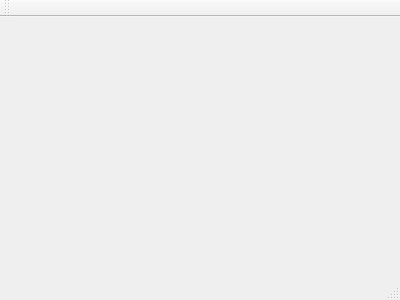
Old version of the form mainwindow.ui in the repository krasux/EBC.
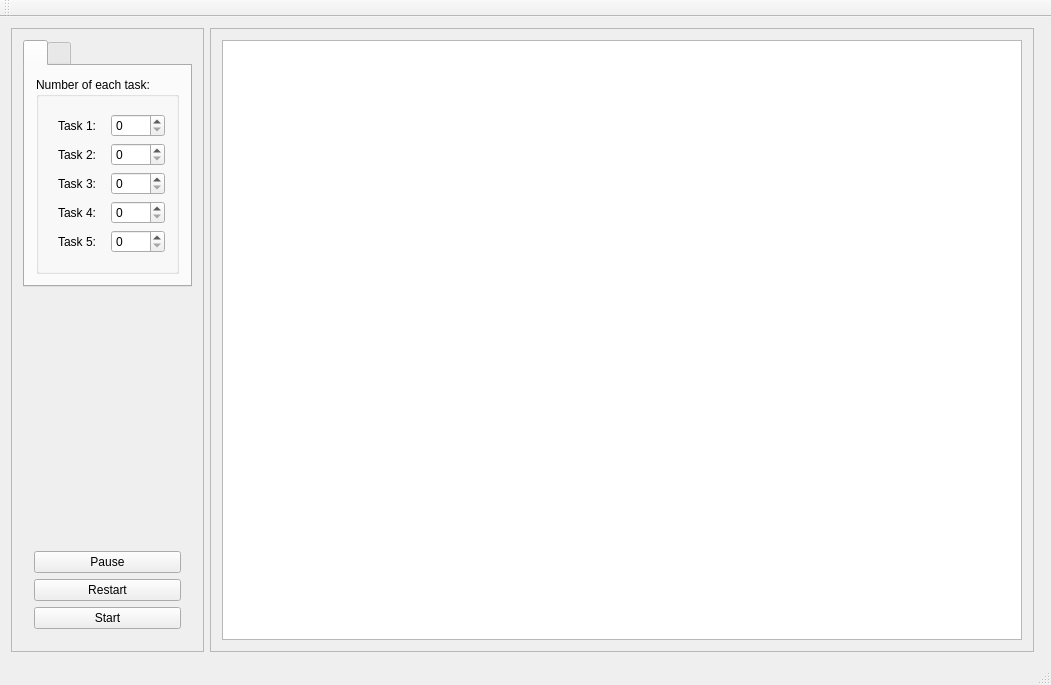
New version of the form.

Diff of the .ui file:
```diff
--- a/mainwindow.ui
+++ b/mainwindow.ui
@@ -1,24 +1,247 @@
 <ui version="4.0">
  <class>MainWindow</class>
- <widget class="QMainWindow" name="MainWindow" >
-  <property name="geometry" >
+ <widget class="QMainWindow" name="MainWindow">
+  <property name="geometry">
    <rect>
     <x>0</x>
     <y>0</y>
-    <width>400</width>
-    <height>300</height>
+    <width>952</width>
+    <height>515</height>
    </rect>
   </property>
   <property name="windowTitle" >
    <string>MainWindow</string>
   </property>
-  <widget class="QMenuBar" name="menuBar" />
-  <widget class="QToolBar" name="mainToolBar" />
-  <widget class="QWidget" name="centralWidget" />
-  <widget class="QStatusBar" name="statusBar" />
+  <widget class="QWidget" name="centralWidget">
+   <layout class="QGridLayout" name="gridLayout_2">
+    <item row="0" column="0">
+     <widget class="QFrame" name="frame">
+      <property name="maximumSize">
+       <size>
+        <width>300</width>
+        <height>16777215</height>
+       </size>
+      </property>
+      <property name="frameShape">
+       <enum>QFrame::StyledPanel</enum>
+      </property>
+      <property name="frameShadow">
+       <enum>QFrame::Raised</enum>
+      </property>
+      <layout class="QVBoxLayout" name="verticalLayout_3">
+       <item>
+        <widget class="QTabWidget" name="tabWidget">
+         <widget class="QWidget" name="tabWidgetPage1">
+          <attribute name="title">
+           <string/>
+          </attribute>
+          <layout class="QVBoxLayout" name="verticalLayout_2">
+           <item>
+            <widget class="QGroupBox" name="groupBox">
+             <property name="title">
+              <string>Number of each task:</string>
+             </property>
+             <layout class="QVBoxLayout" name="verticalLayout">
+              <item>
+               <layout class="QGridLayout" name="gridLayout">
+                <item row="0" column="1">
+                 <widget class="QSpinBox" name="spinBox"/>
+                </item>
+                <item row="0" column="0" alignment="Qt::AlignHCenter">
+                 <widget class="QLabel" name="label">
+                  <property name="text">
+                   <string>Task 1:</string>
+                  </property>
+                 </widget>
+                </item>
+                <item row="1" column="0" alignment="Qt::AlignHCenter">
+                 <widget class="QLabel" name="label_2">
+                  <property name="text">
+                   <string>Task 2:</string>
+                  </property>
+                 </widget>
+                </item>
+                <item row="2" column="0" alignment="Qt::AlignHCenter">
+                 <widget class="QLabel" name="label_3">
+                  <property name="text">
+                   <string>Task 3:</string>
+                  </property>
+                 </widget>
+                </item>
+                <item row="3" column="0" alignment="Qt::AlignHCenter">
+                 <widget class="QLabel" name="label_4">
+                  <property name="text">
+                   <string>Task 4:</string>
+                  </property>
+                 </widget>
+                </item>
+                <item row="2" column="1">
+                 <widget class="QSpinBox" name="spinBox_3"/>
+                </item>
+                <item row="1" column="1">
+                 <widget class="QSpinBox" name="spinBox_2"/>
+                </item>
+                <item row="3" column="1">
+                 <widget class="QSpinBox" name="spinBox_4"/>
+                </item>
+                <item row="4" column="0" alignment="Qt::AlignHCenter">
+                 <widget class="QLabel" name="label_5">
+                  <property name="text">
+                   <string>Task 5:</string>
+                  </property>
+                 </widget>
+                </item>
+                <item row="4" column="1">
+                 <widget class="QSpinBox" name="spinBox_5"/>
+                </item>
+               </layout>
+              </item>
+             </layout>
+            </widget>
+           </item>
+          </layout>
+         </widget>
+         <widget class="QWidget" name="tabWidgetPage2">
+          <attribute name="title">
+           <string/>
+          </attribute>
+          <layout class="QVBoxLayout" name="verticalLayout_6">
+           <item>
+            <widget class="QGroupBox" name="groupBox_2">
+             <property name="title">
+              <string>Parameters</string>
+             </property>
+             <layout class="QGridLayout" name="gridLayout_4">
+              <item row="0" column="0">
+               <layout class="QGridLayout" name="gridLayout_3">
+                <item row="0" column="0">
+                 <widget class="QLabel" name="label_6">
+                  <property name="text">
+                   <string>Buffer 1:</string>
+                  </property>
+                 </widget>
+                </item>
+                <item row="1" column="0">
+                 <widget class="QLabel" name="label_7">
+                  <property name="text">
+                   <string>Buffer 2:</string>
+                  </property>
+                 </widget>
+                </item>
+                <item row="0" column="1">
+                 <widget class="QSpinBox" name="spinBox_6">
+                  <property name="minimum">
+                   <number>1</number>
+                  </property>
+                 </widget>
+                </item>
+                <item row="1" column="1">
+                 <widget class="QSpinBox" name="spinBox_7">
+                  <property name="minimum">
+                   <number>1</number>
+                  </property>
+                 </widget>
+                </item>
+               </layout>
+              </item>
+             </layout>
+            </widget>
+           </item>
+          </layout>
+         </widget>
+        </widget>
+       </item>
+       <item>
+        <spacer name="verticalSpacer">
+         <property name="orientation">
+          <enum>Qt::Vertical</enum>
+         </property>
+         <property name="sizeHint" stdset="0">
+          <size>
+           <width>20</width>
+           <height>40</height>
+          </size>
+         </property>
+        </spacer>
+       </item>
+       <item>
+        <widget class="QFrame" name="frame_2">
+         <layout class="QVBoxLayout" name="verticalLayout_5">
+          <item>
+           <widget class="QPushButton" name="pushButton_2">
+            <property name="text">
+             <string>Pause</string>
+            </property>
+           </widget>
+          </item>
+          <item>
+           <widget class="QPushButton" name="pushButton_3">
+            <property name="text">
+             <string>Restart</string>
+            </property>
+           </widget>
+          </item>
+          <item>
+           <widget class="QPushButton" name="pushButton">
+            <property name="text">
+             <string>Start</string>
+            </property>
+           </widget>
+          </item>
+         </layout>
+        </widget>
+       </item>
+      </layout>
+     </widget>
+    </item>
+    <item row="0" column="2">
+     <widget class="QWidget" name="widget" native="true"/>
+    </item>
+    <item row="0" column="1">
+     <widget class="QFrame" name="frame_2">
+      <property name="frameShape">
+       <enum>QFrame::StyledPanel</enum>
+      </property>
+      <property name="frameShadow">
+       <enum>QFrame::Raised</enum>
+      </property>
+      <layout class="QVBoxLayout" name="verticalLayout_4">
+       <item>
+        <widget class="QGraphicsView" name="sceneView">
+         <property name="minimumSize">
+          <size>
+           <width>800</width>
+           <height>600</height>
+          </size>
+         </property>
+        </widget>
+       </item>
+      </layout>
+     </widget>
+    </item>
+   </layout>
+  </widget>
+  <widget class="QMenuBar" name="menuBar">
+   <property name="geometry">
+    <rect>
+     <x>0</x>
+     <y>0</y>
+     <width>952</width>
+     <height>25</height>
+    </rect>
+   </property>
+  </widget>
+  <widget class="QToolBar" name="mainToolBar">
+   <attribute name="toolBarArea">
+    <enum>TopToolBarArea</enum>
+   </attribute>
+   <attribute name="toolBarBreak">
+    <bool>false</bool>
+   </attribute>
+  </widget>
+  <widget class="QStatusBar" name="statusBar"/>
  </widget>
- <layoutDefault spacing="6" margin="11" />
- <pixmapfunction></pixmapfunction>
+ <layoutdefault spacing="6" margin="11"/>
  <resources/>
  <connections/>
 </ui>
```
Left out of the diff: 3 changed lines with no effect on the pictures.
